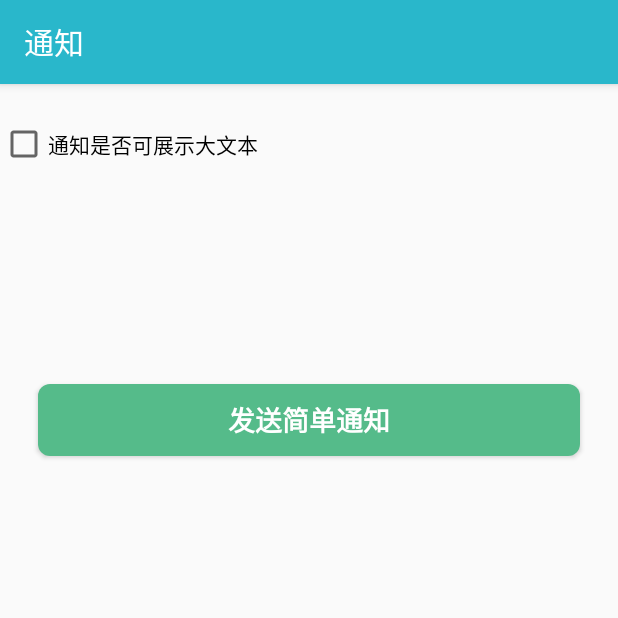
After one commit to SnailLxy/exercise, an Android app: the NotificationActivity screen opened directly, with no data from a screen before it, on a phone screen of 412 x 824 dp, the top half of it. The commit adds this screen. Run offline under Robolectric (Android 15) with nearby library versions, the phone set to English and light mode, and no system bars.

Commit message:
[练习]-通知相关练习 功能： 1、基本通知相关功能练习

```diff
--- a/app/src/main/java/com/lixueyang/exercise/activity/MainActivity.java
+++ b/app/src/main/java/com/lixueyang/exercise/activity/MainActivity.java
@@ -27,6 +27,7 @@ public class MainActivity extends AppCompatActivity {
     binding.btnGotoCommonIntentActivity.setOnClickListener(view -> CommonIntentActivity.startCommonIntentActivity(MainActivity.this));
     binding.btnGotoMotionLayoutActivity.setOnClickListener(view -> MotionLayoutActivity.startMotionLayoutActivity(MainActivity.this));
     binding.btnGotoTextRelatedActivity.setOnClickListener(view -> TextRelatedActivity.startTextRelatedActivity(MainActivity.this));
+    binding.btnGotoNotificationActivity.setOnClickListener(view -> NotificationActivity.startNotificationActivity(MainActivity.this));
   }
 
 
--- /dev/null
+++ b/app/src/main/java/com/lixueyang/exercise/activity/NotificationActivity.java
@@ -0,0 +1,87 @@
+package com.lixueyang.exercise.activity;
+
+import android.app.Activity;
+import android.app.NotificationChannel;
+import android.app.NotificationManager;
+import android.app.PendingIntent;
+import android.content.Context;
+import android.content.Intent;
+import android.os.Build;
+import android.os.Bundle;
+
+import com.lixueyang.exercise.R;
+import com.lixueyang.exercise.activity.commonintent.CommonIntentActivity;
+import com.lixueyang.exercise.databinding.ActivityNotificationBinding;
+
+import androidx.appcompat.app.AppCompatActivity;
+import androidx.core.app.NotificationCompat;
+
+public class NotificationActivity extends AppCompatActivity {
+
+  private static final String CHANNEL_NORMAL_ID = "简单通知";
+  private static final int NORMAL_NOTIFICATION_ID = 1;
+  private static final String NORMAL_NOTIFICATION_TEXT = "这是一条测试普通通知的通知，本身并没有什么信息，这里为了看看如果文案过长的话，界面显示的长度。感觉到这个长度应该就可以了！！！！";
+
+  private ActivityNotificationBinding binding;
+  private NotificationManager manager;
+  private NotificationCompat.Builder normalNotificationBuilder;
+
+  public static void startNotificationActivity(Activity activity) {
+    Intent intent = new Intent(activity, NotificationActivity.class);
+    activity.startActivity(intent);
+  }
+
+  @Override
+  protected void onCreate(Bundle savedInstanceState) {
+    super.onCreate(savedInstanceState);
+    binding = ActivityNotificationBinding.inflate(getLayoutInflater());
+    setContentView(binding.getRoot());
+    manager = (NotificationManager) getSystemService(Context.NOTIFICATION_SERVICE);
+    initView();
+    createNotification();
+    createNotificationChannel();
+  }
+
+  private void initView() {
+    binding.cbShowBigText.setOnCheckedChangeListener((buttonView, isChecked) -> {
+      if (isChecked) {
+        normalNotificationBuilder.setStyle(new NotificationCompat.BigTextStyle().bigText(NORMAL_NOTIFICATION_TEXT));
+      } else {
+        normalNotificationBuilder.setStyle(null);
+      }
+    });
+
+    binding.btnSendNormalNotification.setOnClickListener(View -> {
+      manager.notify(NORMAL_NOTIFICATION_ID, normalNotificationBuilder.build());
+    });
+
+  }
+
+  private void createNotification() {
+//    Bitmap bitmap = BitmapFactory.decodeResource(getResources(), R.drawable.ic_baseline_contact_mail_24);
+    Intent intent = new Intent(this, CommonIntentActivity.class);
+    PendingIntent pendingIntent = PendingIntent.getActivity(this, 0, intent, 0);
+    Intent intentAction = new Intent(this, MainActivity.class);
+    PendingIntent pendingIntentAction = PendingIntent.getActivity(this, 0, intentAction, 0);
+
+    normalNotificationBuilder = new NotificationCompat.Builder(this, CHANNEL_NORMAL_ID)
+        .setSmallIcon(R.drawable.ic_baseline_radio_24)
+//        .setLargeIcon(bitmap)
+        .setContentTitle(CHANNEL_NORMAL_ID)
+        .setContentText(NORMAL_NOTIFICATION_TEXT)
+        .setPriority(NotificationCompat.PRIORITY_DEFAULT)
+        .setContentIntent(pendingIntent)
+        .setAutoCancel(true)
+        .addAction(R.drawable.ic_baseline_radio_24, "首页", pendingIntentAction)//最多只展示三个action
+    ;
+  }
+
+  private void createNotificationChannel() {
+    if (Build.VERSION.SDK_INT >= Build.VERSION_CODES.O) {
+      NotificationChannel channel = new NotificationChannel(CHANNEL_NORMAL_ID, CHANNEL_NORMAL_ID, NotificationManager.IMPORTANCE_DEFAULT);
+      channel.setDescription("只展示简单的通知");
+      manager.createNotificationChannel(channel);
+    }
+  }
+
+}
--- /dev/null
+++ b/app/src/main/res/drawable/ic_baseline_contact_mail_24.xml
@@ -0,0 +1,5 @@
+<vector android:height="192dp" android:tint="#EF524C"
+    android:viewportHeight="24" android:viewportWidth="24"
+    android:width="192dp" xmlns:android="http://schemas.android.com/apk/res/android">
+    <path android:fillColor="@android:color/white" android:pathData="M21,8L21,7l-3,2 -3,-2v1l3,2 3,-2zM22,3L2,3C0.9,3 0,3.9 0,5v14c0,1.1 0.9,2 2,2h20c1.1,0 1.99,-0.9 1.99,-2L24,5c0,-1.1 -0.9,-2 -2,-2zM8,6c1.66,0 3,1.34 3,3s-1.34,3 -3,3 -3,-1.34 -3,-3 1.34,-3 3,-3zM14,18L2,18v-1c0,-2 4,-3.1 6,-3.1s6,1.1 6,3.1v1zM22,12h-8L14,6h8v6z"/>
+</vector>
--- /dev/null
+++ b/app/src/main/res/drawable/ic_baseline_radio_24.xml
@@ -0,0 +1,5 @@
+<vector android:height="24dp" android:tint="#03DA8B"
+    android:viewportHeight="24" android:viewportWidth="24"
+    android:width="24dp" xmlns:android="http://schemas.android.com/apk/res/android">
+    <path android:fillColor="@android:color/white" android:pathData="M3.24,6.15C2.51,6.43 2,7.17 2,8v12c0,1.1 0.89,2 2,2h16c1.11,0 2,-0.9 2,-2L22,8c0,-1.11 -0.89,-2 -2,-2L8.3,6l8.26,-3.34L15.88,1 3.24,6.15zM7,20c-1.66,0 -3,-1.34 -3,-3s1.34,-3 3,-3 3,1.34 3,3 -1.34,3 -3,3zM20,12h-2v-2h-2v2L4,12L4,8h16v4z"/>
+</vector>
--- /dev/null
+++ b/app/src/main/res/layout/activity_notification.xml
@@ -0,0 +1,26 @@
+<?xml version="1.0" encoding="utf-8"?>
+<androidx.constraintlayout.widget.ConstraintLayout xmlns:android="http://schemas.android.com/apk/res/android"
+    xmlns:app="http://schemas.android.com/apk/res-auto"
+    xmlns:tools="http://schemas.android.com/tools"
+    android:layout_width="match_parent"
+    android:layout_height="match_parent"
+    tools:context=".activity.NotificationActivity">
+
+  <CheckBox
+      android:id="@+id/cb_show_big_text"
+      android:layout_width="wrap_content"
+      android:layout_height="wrap_content"
+      android:layout_marginTop="24dp"
+      android:text="通知是否可展示大文本"
+      app:layout_constraintStart_toStartOf="parent"
+      app:layout_constraintTop_toTopOf="parent" />
+
+  <Button
+      android:id="@+id/btn_send_normal_notification"
+      style="@style/FeaturesButton"
+      android:layout_width="match_parent"
+      android:layout_height="wrap_content"
+      android:layout_marginTop="200dp"
+      android:text="发送简单通知"
+      app:layout_constraintTop_toTopOf="parent" />
+</androidx.constraintlayout.widget.ConstraintLayout>
--- a/app/src/main/res/layout/activity_recents_screen.xml
+++ b/app/src/main/res/layout/activity_recents_screen.xml
@@ -12,6 +12,7 @@
         android:id="@+id/btn_create_new_document"
         android:layout_width="match_parent"
         android:layout_height="wrap_content"
+        style="@style/FeaturesButton"
         android:text="@string/exercise_create_new_document"
         app:layout_constraintTop_toTopOf="parent" />
 
@@ -19,6 +20,7 @@
         android:id="@+id/cb_use_multiple_tasks"
         android:layout_width="wrap_content"
         android:layout_height="wrap_content"
+        android:layout_marginTop="20dp"
         android:text="@string/exercise_use_multiple_tasks"
         app:layout_constraintStart_toStartOf="parent"
         app:layout_constraintTop_toBottomOf="@id/btn_create_new_document" />
--- a/app/src/main/res/values/strings.xml
+++ b/app/src/main/res/values/strings.xml
@@ -36,4 +36,5 @@
   <string name="exercise_setting_intent">设置相关的Intent</string>
   <string name="exercise_motion_layout">练习MotionLayout</string>
   <string name="exercise_text_related">文案相关</string>
+  <string name="exercise_notification">通知</string>
 </resources>
```
Also changed, not shown: app/src/main/AndroidManifest.xml (+10 -2 lines), app/src/main/res/layout/activity_main.xml (+8 -0 lines), 1 other file.
